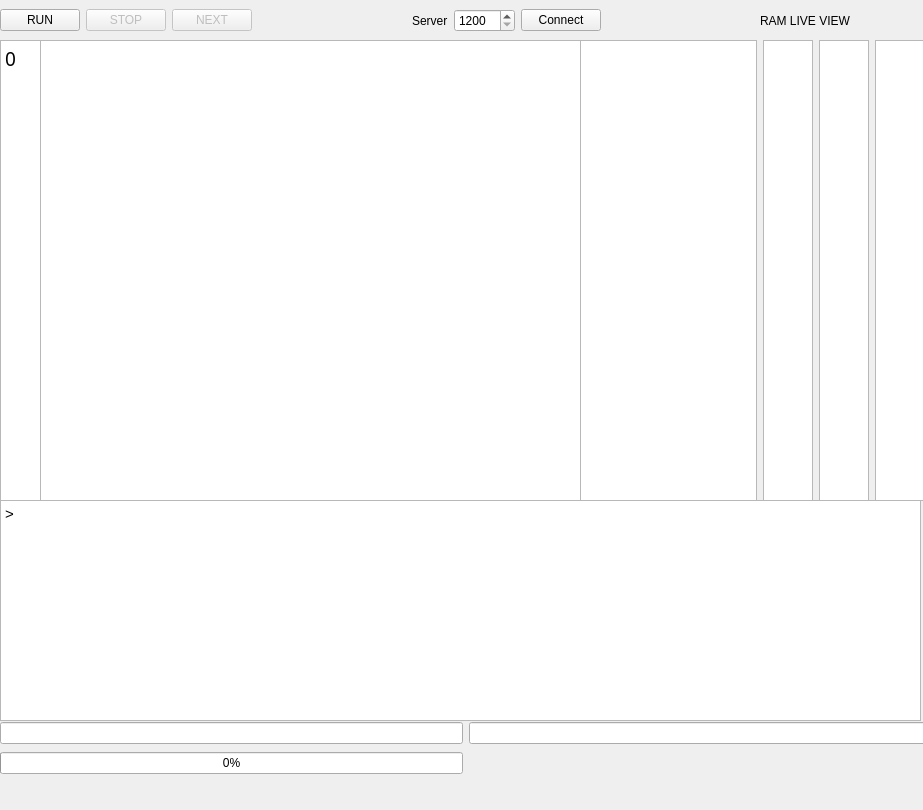
This is mainwindow.ui in Kennethch-02/DII-Proyecto-I-C- as Qt 5 draws it before an edit. The edited form follows.
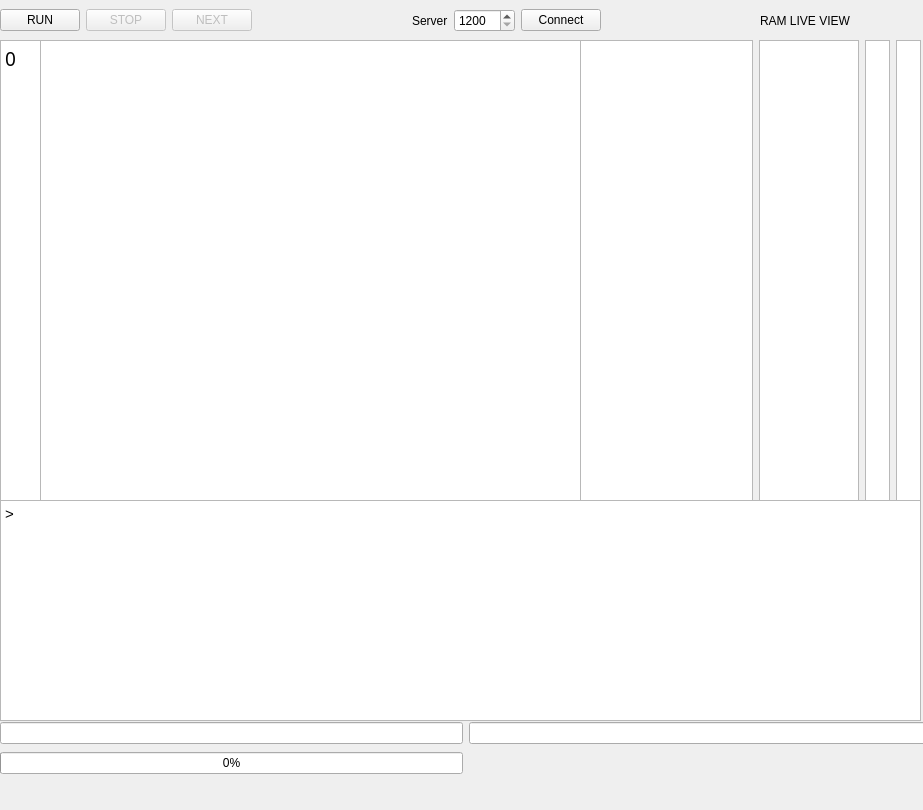
This is the edited form.

```diff
--- a/mainwindow.ui
+++ b/mainwindow.ui
@@ -206,7 +206,7 @@
      <rect>
       <x>580</x>
       <y>40</y>
-      <width>345</width>
+      <width>341</width>
       <height>461</height>
      </rect>
     </property>
@@ -251,33 +251,6 @@
        </property>
       </widget>
      </item>
-     <item>
-      <widget class="QTextEdit" name="RAM_value">
-       <property name="enabled">
-        <bool>true</bool>
-       </property>
-       <property name="minimumSize">
-        <size>
-         <width>50</width>
-         <height>0</height>
-        </size>
-       </property>
-       <property name="maximumSize">
-        <size>
-         <width>50</width>
-         <height>16777215</height>
-        </size>
-       </property>
-       <property name="font">
-        <font>
-         <pointsize>14</pointsize>
-        </font>
-       </property>
-       <property name="readOnly">
-        <bool>true</bool>
-       </property>
-      </widget>
-     </item>
      <item>
       <widget class="QTextEdit" name="RAM_var">
        <property name="enabled">
@@ -285,7 +258,7 @@
        </property>
        <property name="minimumSize">
         <size>
-         <width>50</width>
+         <width>100</width>
          <height>0</height>
         </size>
        </property>
@@ -305,6 +278,33 @@
        </property>
       </widget>
      </item>
+     <item>
+      <widget class="QTextEdit" name="RAM_value">
+       <property name="enabled">
+        <bool>true</bool>
+       </property>
+       <property name="minimumSize">
+        <size>
+         <width>25</width>
+         <height>0</height>
+        </size>
+       </property>
+       <property name="maximumSize">
+        <size>
+         <width>25</width>
+         <height>16777215</height>
+        </size>
+       </property>
+       <property name="font">
+        <font>
+         <pointsize>14</pointsize>
+        </font>
+       </property>
+       <property name="readOnly">
+        <bool>true</bool>
+       </property>
+      </widget>
+     </item>
      <item>
       <widget class="QTextEdit" name="RAM_ref">
        <property name="enabled">
@@ -312,13 +312,13 @@
        </property>
        <property name="minimumSize">
         <size>
-         <width>50</width>
+         <width>25</width>
          <height>0</height>
         </size>
        </property>
        <property name="maximumSize">
         <size>
-         <width>50</width>
+         <width>25</width>
          <height>16777215</height>
         </size>
        </property>
```
